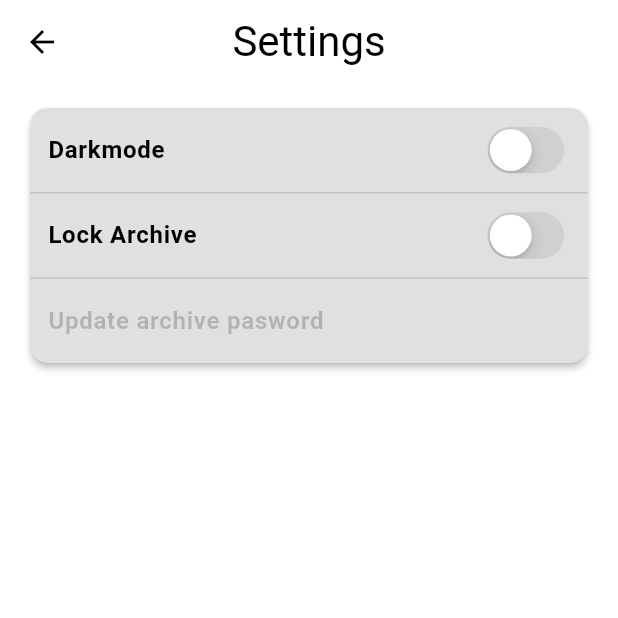
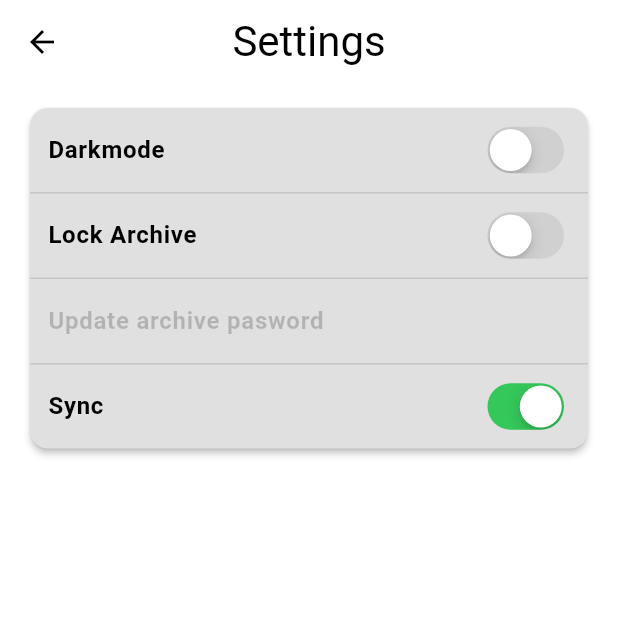
Before and after one commit to rohitgmenon/quil, a Flutter app: the Settings screen opened directly, on a phone screen of 412 x 824 dp, the top half of it. Run offline on Flutter 3.47's test engine with Material 3 defaults, Android fonts, the phone set to English and light mode, and no system bars; our stand-ins replace flutter_secure_storage, flutter_slidable, google_fonts, shared_preferences, sqflite, supabase_flutter; missing offline and left inert: flutter_screen_lock; accounts and stored records are empty; network calls fail; statements that could not run were skipped.

Commit message:
buggy sync version

```diff
--- a/lib/screens/deatilscreen.dart
+++ b/lib/screens/deatilscreen.dart
@@ -55,6 +55,8 @@ class _DeatilscreenState extends State<Deatilscreen> {
       summary: summary,
       importance: importance,
       created: widget.notes?.created ?? DateTime.now(),
+      isSynced: false,
+      updated: widget.notes?.created ?? DateTime.now(),
     );
 
     if (widget.notes == null) {
--- a/lib/screens/loginpage.dart
+++ b/lib/screens/loginpage.dart
@@ -1,7 +1,9 @@
 import 'package:flutter/material.dart';
 import 'package:quil/screens/recoverpass.dart';
 import 'package:quil/screens/registerpage.dart';
+import 'package:quil/services/syncengine.dart';
 import 'package:quil/supabase/auth/authservice.dart';
+import 'package:supabase_flutter/supabase_flutter.dart';
 
 class Loginpage extends StatefulWidget {
   const Loginpage({super.key});
@@ -25,6 +27,8 @@ class _LoginpageState extends State<Loginpage> {
     final password = _passwrdctrl.text;
     try {
       await authservice.Signinemail(email, password);
+      final userid = Supabase.instance.client.auth.currentUser!.id;
+      await Syncengine(Supabase.instance.client).retrive(userid);
 
       // ignore: use_build_context_synchronously
       Navigator.of(context).pop();
--- a/lib/screens/settings.dart
+++ b/lib/screens/settings.dart
@@ -5,6 +5,7 @@ import 'package:provider/provider.dart';
 import 'package:quil/screens/setpass.dart';
 import 'package:quil/screens/updatescreen.dart';
 import 'package:quil/services/securestorage.dart';
+import 'package:quil/services/syncengine.dart';
 import 'package:quil/themes/themesprovider.dart';
 import 'package:shared_preferences/shared_preferences.dart';
 
@@ -17,6 +18,7 @@ class Settings extends StatefulWidget {
 
 class _SettingsState extends State<Settings> {
   bool isLocked = false;
+  bool _syncenabled = false;
   final contrl = TextEditingController();
   Future<void> onlock(bool value) async {
     final prefs = await SharedPreferences.getInstance();
@@ -88,12 +90,21 @@ class _SettingsState extends State<Settings> {
   void initState() {
     super.initState();
     _loadLockPref();
+    _loadLockPref();
+    loadsync();
   }
 
   Future<void> _loadLockPref() async {
     final prefs = await SharedPreferences.getInstance();
     final locked = prefs.getBool('archive_locked') ?? false;
     setState(() => isLocked = locked);
+  }
+
+  Future<void> loadsync() async {
+    final value = await SyncSeetings.isenabled();
+    setState(() {
+      _syncenabled = value;
+    });
   }
 
   @override
@@ -195,6 +206,32 @@ class _SettingsState extends State<Settings> {
                       },
                     ),
                   ),
+                  Divider(
+                    height: 1,
+                    thickness: 1,
+                    color: Theme.of(
+                      context,
+                    ).colorScheme.inversePrimary.withValues(alpha: .12),
+                  ),
+                  ListTile(
+                    contentPadding: const EdgeInsets.symmetric(horizontal: 12),
+                    title: Text(
+                      "Sync",
+                      style: TextStyle(
+                        fontWeight: FontWeight.bold,
+                        color: Theme.of(context).colorScheme.inversePrimary,
+                      ),
+                    ),
+                    trailing: CupertinoSwitch(
+                      value: _syncenabled,
+                      onChanged: (value) async {
+                        setState(() {
+                          _syncenabled = value;
+                        });
+                        await SyncSeetings.setEnabled(value);
+                      },
+                    ),
+                  ),
                 ],
               ),
             ),
```
Also changed, not shown: lib/loacaldb/notemodel.dart (+34 -0 lines), lib/services/dbhelper.dart (+61 -4 lines), lib/services/syncengine.dart (added, +60 -0 lines).
